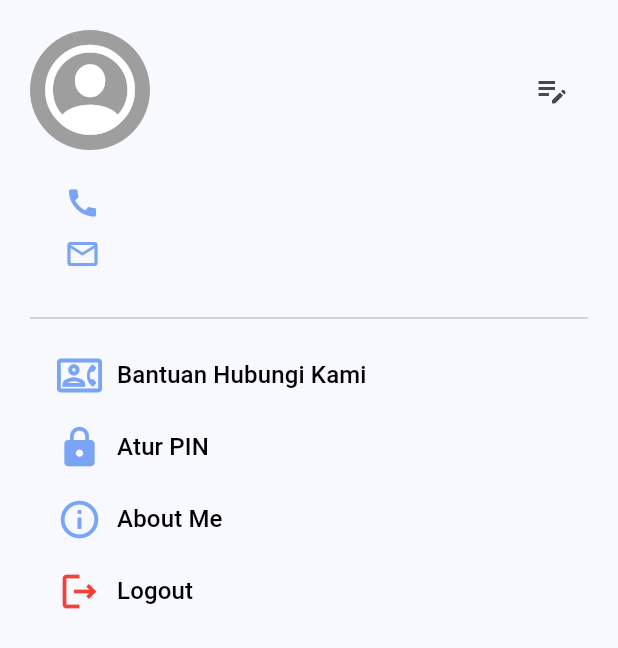
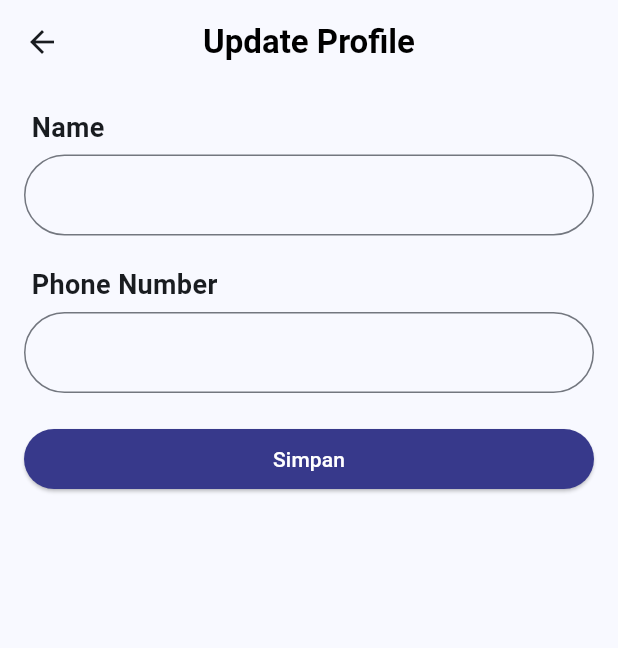
Before and after one commit to dickpra/bakulpay, a Flutter app: the profilWidget screen opened directly, after a tap on the "edit note" icon, on a phone screen of 412 x 824 dp. Shown: the top 648 px of the screen. Run offline on Flutter 3.47's test engine with Material 3 defaults, Android fonts, the light colour scheme and no system bars; our stand-ins replace dotted_border, dropdown_button2, firebase_auth, firebase_core, flutter_secure_storage, get and 8 more; missing offline and left inert: dart:ffi; accounts and stored records are empty; network calls fail.

Commit message:
add edit profile & forgot password

```diff
--- a/lib/src/page/dahsboard/profil_widget/profil_widget.dart
+++ b/lib/src/page/dahsboard/profil_widget/profil_widget.dart
@@ -1,5 +1,6 @@
 import 'package:bakulpay/src/controller/controller.dart';
 import 'package:bakulpay/src/page/dahsboard/home_widget/home.dart';
+import 'package:bakulpay/src/page/dahsboard/profil_widget/update_profile.dart';
 import 'package:bakulpay/src/page/tester_page/testGetx.dart';
 import 'package:bakulpay/src/page/tester_page/testpage.dart';
 import 'package:bakulpay/src/page/tester_page/testpage2.dart';
@@ -88,6 +89,7 @@ class _profilWidgetState extends State<profilWidget> {
                     Align(
                       child: IconButton(
                         onPressed: () {
+                          Get.to(UpdateProfilePage( email: payController.respsonEmail.value, nama: payController.respsonNamaPgn.value, noHp: payController.respsonNohp.value, photoUser: payController.respsonphoto.value));
                           // Get.to(MyAppGetx());
                           showAccessToken();
                           // payController.clearJsonDataTransaksi();
--- /dev/null
+++ b/lib/src/page/dahsboard/profil_widget/update_profile.dart
@@ -0,0 +1,426 @@
+import 'dart:convert';
+import 'dart:io';
+import 'package:bakulpay/src/controller/controller.dart';
+import 'package:bakulpay/src/page/dahsboard/dashboard.dart';
+import 'package:bakulpay/src/router/constant.dart';
+import 'package:bakulpay/src/service/preference.dart';
+import 'package:bakulpay/src/setting/env.dart';
+import 'package:rflutter_alert/rflutter_alert.dart';
+import 'package:bakulpay/src/controller/login_controller.dart';
+import 'package:bakulpay/src/page/dahsboard/wd_widget/pembayaran_wd.dart';
+import 'package:bakulpay/src/page/login/login.dart';
+import 'package:bakulpay/src/widget/widget.dart';
+import 'package:flutter/material.dart';
+import 'package:flutter/services.dart';
+import 'package:get/get.dart';
+import 'package:image_picker/image_picker.dart';
+import 'package:shared_preferences/shared_preferences.dart';
+import 'package:http/http.dart' as http;
+
+class UpdateProfilePage extends StatefulWidget {
+
+  const UpdateProfilePage({super.key, required this.email, required this.nama, required this.noHp, required this.photoUser});
+
+  final String email;
+  final String nama;
+  final String noHp;
+  final String photoUser;
+  // final bool statusLoginGoolge;
+
+
+  @override
+  _UpdateProfilePageState createState() => _UpdateProfilePageState();
+}
+
+class _UpdateProfilePageState extends State<UpdateProfilePage> {
+  final _formKey = GlobalKey<FormState>();
+  final _nameController = TextEditingController();
+  final _usernameController = TextEditingController();
+  final _emailController = TextEditingController();
+  final _phoneController = TextEditingController();
+  final _passwordController = TextEditingController();
+  final _confirmPasswordController = TextEditingController();
+  final payController = Get.put(PayController());
+
+  LoginController registerController = Get.put(LoginController());
+  bool passwordHide = true;
+  bool passwordHide2 = true;
+  File? _image;
+
+
+  Future<void> pickGallery() async {
+    final picker = ImagePicker();
+
+    // Memilih sumber gambar (galeri atau kamera)
+    final pickedFile = await picker.pickImage(source: ImageSource.gallery);
+
+    setState(() {
+      if (pickedFile != null) {
+        _image = File(pickedFile.path);
+      } else {
+        print('No image selected.');
+      }
+    });
+  }
+
+  Future<void> pickKamera() async {
+    final picker = ImagePicker();
+
+    // Memilih sumber gambar (galeri atau kamera)
+    final pickedFile = await picker.pickImage(source: ImageSource.camera);
+
+    setState(() {
+      if (pickedFile != null) {
+        _image = File(pickedFile.path);
+      } else {
+        print('No image selected.');
+      }
+    });
+  }
+
+
+  @override
+  Widget build(BuildContext context) {
+
+    return SafeArea(
+      child: Scaffold(
+        appBar: AppBar(
+          centerTitle: true,
+          // backgroundColor: Colors.blue,
+          title: Text(
+            'Update Profile',
+            style: TextStyle(
+              color: Colors.black,
+                fontWeight: FontWeight.bold,
+
+            ),
+          ),
+        ),
+        body: Padding(
+          padding: const EdgeInsets.all(16.0),
+          child: Form(
+            key: _formKey,
+            child: ListView(
+              children: [
+                // SizedBox(
+                //   // height: 120,
+                //     width: MediaQuery.sizeOf(context).width,
+                //     child: Image.asset('assets/images/LOGO.png')
+                // ),
+                // const Row(
+                //   children: [
+                //     SizedBox(width: 5),
+                //     Text('Pilih Foto Profil', style: TextStyle(
+                //         fontSize: 18, fontWeight: FontWeight.bold
+                //     ),),
+                //   ],
+                // ),
+                // const SizedBox(height: 5),
+                //
+                // CircleAvatar(
+                //   radius: 80,
+                //   // backgroundImage: _image != null ? FileImage(_image!) : null,
+                //   backgroundColor: Colors.grey,
+                //   child: ClipOval(
+                //     child:
+                //     _image == null ?
+                //     InkWell(
+                //       onTap: () { showDialog(context: context, builder: (BuildContext context){
+                //         return AlertDialog(
+                //           title:  Text('Pilih Foto'),
+                //           // content: Text('Pilih Foto'),
+                //           actions: <Widget>[
+                //             TextButton(
+                //               child: Text('Kamera'),
+                //               onPressed: () {
+                //                 Navigator.pop(context);
+                //                 // payController.pickImageKamera();
+                //                 pickKamera();
+                //                 // Navigator.pop(context);
+                //               },
+                //             ),
+                //             TextButton(
+                //               child: Text('Gallery'),
+                //               onPressed: () {
+                //                 pickGallery();
+                //                 // payController.pickImageGallery();
+                //                 Navigator.pop(context);
+                //               },
+                //             ),
+                //           ],
+                //         );
+                //       }); },
+                //       child: CircleAvatar(
+                //         radius: 80,
+                //         backgroundColor: Colors.grey,
+                //         child: ClipOval( child: Image.network(widget.photoUser,
+                //         width: 160,
+                //             height: 160,
+                //             fit: BoxFit.cover,
+                //         ),),
+                //       ),
+                //     ):
+                //     InkWell(
+                //       onTap: () { showDialog(context: context, builder: (BuildContext context){
+                //         return AlertDialog(
+                //           title:  Text('Pilih Foto'),
+                //           // content: Text('Pilih Foto'),
+                //           actions: <Widget>[
+                //             TextButton(
+                //               child: Text('Kamera'),
+                //               onPressed: () {
+                //                 Navigator.pop(context);
+                //                 // payController.pickImageKamera();
+                //                 pickKamera();
+                //                 // Navigator.pop(context);
+                //               },
+                //             ),
+                //             TextButton(
+                //               child: Text('Gallery'),
+                //               onPressed: () {
+                //                 pickGallery();
+                //                 // payController.pickImageGallery();
+                //                 Navigator.pop(context);
+                //               },
+                //             ),
+                //           ],
+                //         );
+                //       }); },
+                //       child: CircleAvatar(
+                //         radius: 80,
+                //         // backgroundImage: _image != null ? FileImage(_image!) : null,
+                //         backgroundColor: Colors.grey,
+                //         child: ClipOval(
+                //           child: Image.file(
+                //             _image!,
+                //             width: 160,
+                //             height: 160,
+                //             fit: BoxFit.cover,
+                //           ),
+                //         ),
+                //       ),
+                //     ),
+                //   ),
+                // ),
+
+                Row(
+                  children: [
+                    SizedBox(width: 5),
+                    Text('Name', style: TextStyle(
+                      fontSize: 18, fontWeight: FontWeight.bold
+                    ),),
+                  ],
+                ),
+                SizedBox(height: 5),
+                if(widget.nama.isNotEmpty)
+                  TextFormField(
+                    controller: _nameController..text = widget.nama,
+                    decoration: InputDecoration(
+                      contentPadding: EdgeInsets.symmetric(vertical: 15.0, horizontal: 10.0),
+                      // labelText: 'Email',
+                      border: OutlineInputBorder(
+                        borderRadius: BorderRadius.circular(50),
+                      ),
+                      labelStyle: TextStyle(
+                        // color: Colors.blue,
+                      ),
+                    ),
+                    keyboardType: TextInputType.text,
+                    inputFormatters: [FilteringTextInputFormatter.deny(RegExp(''))],
+
+                    obscureText: false,
+                    validator: (value) {
+                      if (value!.isEmpty) {
+                        return 'Please enter your name';
+                      }
+                      return null;
+                    },
+                  ),
+                // textForm(_nameController..text = widget.nama,"Name",[FilteringTextInputFormatter.deny(RegExp(''))],TextInputType.text, 'Please enter your name','',false),
+                if(widget.nama.isEmpty)
+                  TextFormField(
+                    controller: _nameController,
+                    decoration: InputDecoration(
+                      contentPadding: EdgeInsets.symmetric(vertical: 15.0, horizontal: 10.0),
+                      // labelText: 'Email',
+                      border: OutlineInputBorder(
+                        borderRadius: BorderRadius.circular(50),
+                      ),
+                      labelStyle: TextStyle(
+                        // color: Colors.blue,
+                      ),
+                    ),
+                    keyboardType: TextInputType.text,
+                    inputFormatters: [FilteringTextInputFormatter.deny(RegExp(' '))],
+
+                    obscureText: false,
+                    validator: (value) {
+                      if (value!.isEmpty) {
+                        return 'Please enter your name';
+                      }
+                      return null;
+                    },
+                  ),
+                // textForm(_nameController,"Name",[FilteringTextInputFormatter.deny(RegExp(''))],TextInputType.text, 'Please enter your name','',false),
+                SizedBox(height: 20),
+
+                Row(
+                  children: [
+                    SizedBox(width: 5),
+                    Text('Phone Number', style: TextStyle(
+                        fontSize: 18, fontWeight: FontWeight.bold
+                    ),),
+                  ],
+                ),
+                SizedBox(height: 5),
+                if(widget.noHp.isNotEmpty)
+                TextFormField(
+                  controller: _phoneController..text = payController.respsonNohp.value,
+                  decoration: InputDecoration(
+                    contentPadding: EdgeInsets.symmetric(vertical: 15.0, horizontal: 10.0),
+                    // labelText: 'Email',
+                    border: OutlineInputBorder(
+                      borderRadius: BorderRadius.circular(50),
+                    ),
+                    labelStyle: TextStyle(
+                      // color: Colors.blue,
+                    ),
+                  ),
+                  keyboardType: TextInputType.number,
+                  inputFormatters: [FilteringTextInputFormatter.digitsOnly],
+
+                  obscureText: false,
+                  validator: (value) {
+                    if (value!.isEmpty) {
+                      return 'Please enter your Phone';
+                    }
+                    return null;
+                  },
+                ),
+                if(widget.noHp.isEmpty)
+                  TextFormField(
+                    controller: _phoneController,
+                    decoration: InputDecoration(
+                      contentPadding: EdgeInsets.symmetric(vertical: 15.0, horizontal: 10.0),
+                      // labelText: 'Email',
+                      border: OutlineInputBorder(
+                        borderRadius: BorderRadius.circular(50),
+                      ),
+                      labelStyle: TextStyle(
+                        // color: Colors.blue,
+                      ),
+                    ),
+                    keyboardType: TextInputType.number,
+                    inputFormatters: [FilteringTextInputFormatter.digitsOnly],
+
+                    obscureText: false,
+                    validator: (value) {
+                      if (value!.isEmpty) {
+                        return 'Please enter your Phone';
+                      }
+                      return null;
+                    },
+                  ),
+                SizedBox(height: 20),
+                ElevatedButton(
+                  style: ButtonStyle(
+                    backgroundColor: MaterialStateColor.resolveWith((states) =>  Color(0xff37398B))
+                  ),
+                  onPressed: () {
+                    var idpgn = payController.respsonIdPengguna.value;
+                    updateUserProfile(idpgn.toString(), _nameController.text, _phoneController.text);
+                  },
+                  child:
+                  Obx(() =>
+                  payController.isLoading.value ? CircularProgressIndicator():
+                  Text('Simpan',style: TextStyle(color: Colors.white),),
+                  ),
+                  // Text('Create Account',style: TextStyle(
+                  //   color: Colors.white
+                  // ),),
+                ),
+                // ElevatedButton(onPressed: ()
+                // {
+                //   print(widget.photoUser);
+                // }, style: ButtonStyle(
+                //
+                // ), child: Text('Update Profile',style: TextStyle(color: Color.fromARGB(255, 20, 123, 213)),),
+                // ),
+                SizedBox(height: 20),
+
+              ],
+            ),
+          ),
+        ),
+      ),
+    );
+  }
+  Future<void> updateUserProfile(String userId, String name, String nohp) async {
+  // final prefs = await SharedPreferences.getInstance();
+  var token = await getToken();
+  print(userId);
+  print(token);
+  // final token = prefs.getString('token') ?? '';
+
+  final response = await http.post(
+    Uri.parse('$BASE_URL/update-profile/$userId'),
+    headers: {
+      'Content-Type': 'application/json',
+      'Authorization': 'Bearer $token',
+    },
+    body: jsonEncode({
+      'name': name,
+      'noHp': nohp,
+    }),
+  );
+
+  if (response.statusCode == 200) {
+    final data = jsonDecode(response.body);
+    print('Profile updated: ${data['user']}');
+    if(data['success'] == true){
+      final jsonResponse = data['user'];
+      final Name = jsonResponse['name'];
+      final nohpUser = jsonResponse['noHp'].toString();
+      final sharedPreferences = await SharedPreferences.getInstance();
+
+      sharedPreferences.setString('NickUser', Name);
+      sharedPreferences.setString('UserNohp', nohpUser);
+      // payController.clearJsonDataTransaksi();
+      // Get.offAllNamed(dashboard);
+      Get.offAllNamed(dashboard);
+      Get.snackbar(
+        backgroundColor: Colors.blue,
+        'Informasi', // Judul SnackBar
+        'Profile berhasil di Update!', // Isi SnackBar
+        snackPosition: SnackPosition.TOP, // Posisi SnackBar
+        duration: Duration(seconds: 2), // Durasi tampilan SnackBar
+        onTap: (snack) {
+          // Aksi yang diambil ketika SnackBar ditekan
+          print('SnackBar ditekan');
+        },);
+    }else{
+      Alert(
+        context: context,
+        type: AlertType.warning,
+        title: "Warning",
+        desc: '${data['message']}',
+        buttons: [
+          DialogButton(
+            color: Colors.red,
+            child: Text(
+              "OK",
+              style: TextStyle(color: Colors.white, fontSize: 18),
+            ),
+            onPressed: () => Navigator.pop(context),
+            width: 120,
+          )
+        ],
+        // image: Image.asset("assets/images/usdt.png"),
+      ).show();
+    }
+
+  } else {
+    print('Failed to update profile: ${response.body}');
+  }
+}
+}
--- a/lib/src/page/login/register_page.dart
+++ b/lib/src/page/login/register_page.dart
@@ -73,8 +73,7 @@ class _BakulPaySignUpPageState extends State<BakulPaySignUpPage> {
   @override
   Widget build(BuildContext context) {
 
-    return SafeArea(
-      child: Scaffold(
+    return Scaffold(
       // appBar: AppBar(
       //   centerTitle: true,
       //   // backgroundColor: Colors.blue,
@@ -85,7 +84,8 @@ class _BakulPaySignUpPageState extends State<BakulPaySignUpPage> {
       //     ),
       //   ),
       // ),
-        body: Padding(
+      body: SafeArea(
+        child: Padding(
           padding: const EdgeInsets.all(16.0),
           child: Form(
             key: _formKey,
```
Also changed, not shown: lib/src/page/login/login.dart (+16 -7 lines), lib/src/page/login/lupapassword.dart (added, +182 -0 lines), lib/src/service/api_service.dart (+60 -0 lines). Lines whose indentation alone changed are shown as unchanged.
